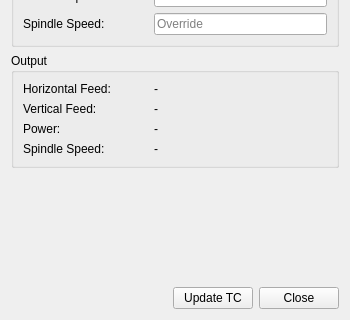
Qt form PathFeedsAndSpeedsGui.ui (dubstar-04/FeedsAndSpeeds) before a commit; both pictures show x 0 to 350 and y 361 to 681 of the 350 by 681 pixel window.
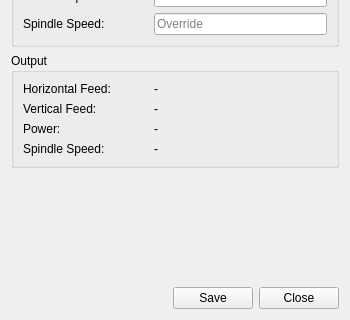
The same form after that commit. Custom widgets are drawn as their Qt base class.

Commit message: rename save button

Patch:
```diff
--- a/PathFeedsAndSpeedsGui.ui
+++ b/PathFeedsAndSpeedsGui.ui
@@ -695,7 +695,7 @@
           <string>&lt;html&gt;&lt;head/&gt;&lt;body&gt;&lt;p&gt;Save the feed rates and spindle speed to the selected tool controller&lt;/p&gt;&lt;/body&gt;&lt;/html&gt;</string>
          </property>
          <property name="text">
-          <string>Update TC</string>
+          <string>Save</string>
          </property>
         </widget>
        </item>
```
